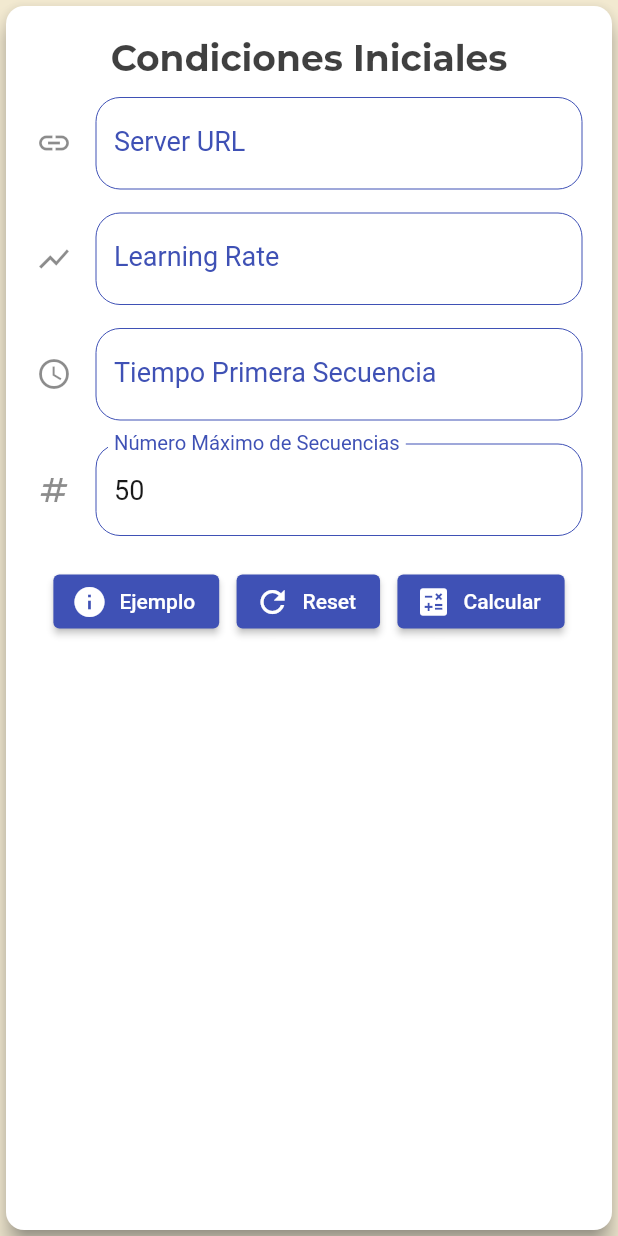
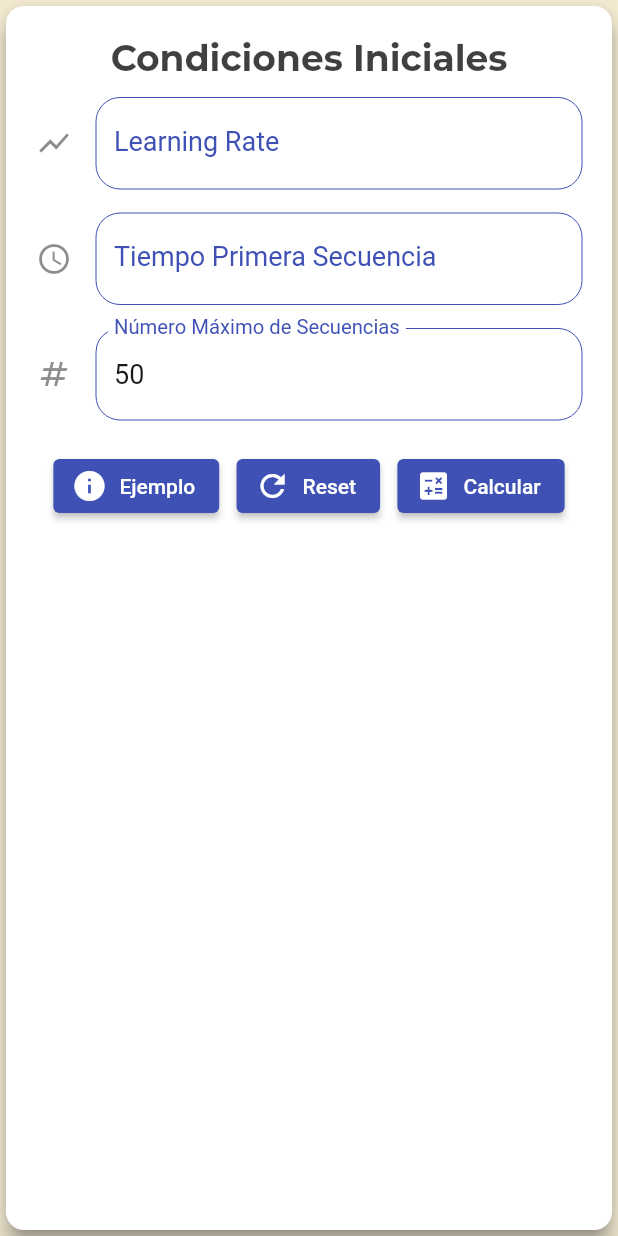
Before and after one commit to KevinHern/io_proyecto_evaluacion_control, a Flutter app: the LCInitialConditions widget shown alone on an empty page, opened directly with empty values, on a phone screen of 412 x 824 dp. Run offline on Flutter 3.47's test engine with Material 2 defaults, Android fonts, the phone set to English and light mode, and no system bars; our stand-ins replace awesome_dialog, equatable, google_fonts, sn_progress_dialog, syncfusion_flutter_charts.

Commit message:
Burned server URL and removed URL form

```diff
--- a/lib/data/datasources/python_server.dart
+++ b/lib/data/datasources/python_server.dart
@@ -2,11 +2,13 @@ import 'package:flutter_web_app/data/models/operation_result.dart';
 import 'package:http/http.dart' as http;
 
 class PythonServerDatasource {
+  static const String serverURL =
+      "https://limitless-shelf-76580.herokuapp.com/ejemplo";
   Future<OperationResult> sendJsonToServer(
-      {required String url, required String encodedObject}) async {
+      {required String encodedObject}) async {
     try {
       final response = await http.post(
-        Uri.parse(url),
+        Uri.parse(serverURL),
         headers: <String, String>{
           'Content-Type': 'application/json',
         },
--- a/lib/domain/use_cases/learning_curve_use_cases.dart
+++ b/lib/domain/use_cases/learning_curve_use_cases.dart
@@ -20,7 +20,6 @@ class LearningCurveUseCases {
         _datasource = datasource;
 
   Future<OperationResult> getLearningCurve({
-    required String url,
     required SubScreenType type,
     required int maxSequenceNumber,
     double? learningRate,
@@ -71,7 +70,6 @@ class LearningCurveUseCases {
     if (!example) {
       // Sending Request
       backendResult = await _datasource.sendJsonToServer(
-        url: url,
         encodedObject: _learningCurveManagementContract.toJson(
             learningCurve: learningCurve),
       );
--- a/lib/domain/use_cases/monte_carlo_use_cases.dart
+++ b/lib/domain/use_cases/monte_carlo_use_cases.dart
@@ -39,8 +39,7 @@ class MonteCarloUseCases {
   }
 
   Future<OperationResult> doSimulation(
-      {required String url,
-      required List<MonteCarloActivity> activities,
+      {required List<MonteCarloActivity> activities,
       bool example = false}) async {
     late final OperationResult backendResult;
 
@@ -48,7 +47,6 @@ class MonteCarloUseCases {
     if (!example) {
       // Sending request
       backendResult = await _datasource.sendJsonToServer(
-        url: url,
         encodedObject: _repository.toJson(activities: activities),
       );
     } else {
--- a/lib/ui/learning_curve/widgets/initial_conditions.dart
+++ b/lib/ui/learning_curve/widgets/initial_conditions.dart
@@ -40,8 +40,7 @@ class LCInitialConditionsState extends State<LCInitialConditions>
   static const double spacing = 8.0;
   final GlobalKey<FormState> _formKey = GlobalKey<FormState>();
 
-  final TextEditingController serverController = TextEditingController(),
-      learningRateController = TextEditingController(),
+  final TextEditingController learningRateController = TextEditingController(),
       firstTimeController = TextEditingController(),
       maxSequencesController = TextEditingController(text: "50");
 
@@ -56,21 +55,6 @@ class LCInitialConditionsState extends State<LCInitialConditions>
             children: [
               const FormTitle(
                 title: "Condiciones Iniciales",
-              ),
-              const SizedBox(
-                height: spacing,
-              ),
-              SingleLineInputField(
-                icon: Icons.link,
-                label: "Server URL",
-                controller: serverController,
-                validator: (String? value) {
-                  return (value == null)
-                      ? null
-                      : (value.trim().isEmpty)
-                          ? FormMessages.MANDATORY_FIELD
-                          : null;
-                },
               ),
               const SizedBox(
                 height: spacing,
@@ -114,7 +98,6 @@ class LCInitialConditionsState extends State<LCInitialConditions>
                         context: context,
                         useCasesFunction: Future<OperationResult>(
                           () => widget._learningCurveUseCases.getLearningCurve(
-                            url: 'some url',
                             type: SubScreenType.LC_INITIAL_CONDITIONS,
                             maxSequenceNumber: 50,
                             learningRate: 0,
@@ -133,7 +116,6 @@ class LCInitialConditionsState extends State<LCInitialConditions>
                     icon: const Icon(Icons.refresh),
                     label: const Text("Reset"),
                     onPressed: () {
-                      serverController.text = "";
                       learningRateController.text = "";
                       firstTimeController.text = "";
                       maxSequencesController.text = "50";
@@ -145,7 +127,6 @@ class LCInitialConditionsState extends State<LCInitialConditions>
                     onPressed: () {
                       if (_formKey.currentState!.validate()) {
                         // Preparing Data
-                        String url = serverController.text;
                         int maxSequenceNumber =
                             int.parse(maxSequencesController.text);
                         double learningRate =
@@ -158,7 +139,6 @@ class LCInitialConditionsState extends State<LCInitialConditions>
                           useCasesFunction: Future<OperationResult>(
                             () =>
                                 widget._learningCurveUseCases.getLearningCurve(
-                              url: url,
                               type: SubScreenType.LC_INITIAL_CONDITIONS,
                               maxSequenceNumber: maxSequenceNumber,
                               learningRate: learningRate,
```
Also changed, not shown: lib/ui/learning_curve/widgets/n_iteration.dart (+1 -21 lines), lib/ui/learning_curve/widgets/two_points.dart (+1 -21 lines), lib/ui/monte_carlo/widget/activities_list.dart (+3 -33 lines), lib/ui/monte_carlo/widget/monte_carlo_simulation_results.dart (+0 -28 lines).
